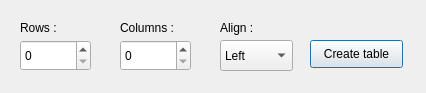
This is EditorTexto/tabledialog.ui in Antoniolm/Editor_Texto-Qt5 as Qt 5 draws it before an edit. The edited form follows.
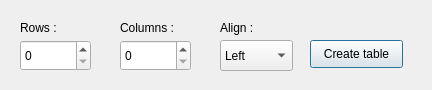
This is the edited form.

What changed in the file:
```diff
--- a/EditorTexto/tabledialog.ui
+++ b/EditorTexto/tabledialog.ui
@@ -6,8 +6,8 @@
    <rect>
     <x>0</x>
     <y>0</y>
-    <width>426</width>
-    <height>93</height>
+    <width>432</width>
+    <height>90</height>
    </rect>
   </property>
   <property name="windowTitle">
```
Left out of the diff: 4 changed lines with no effect on the pictures.
